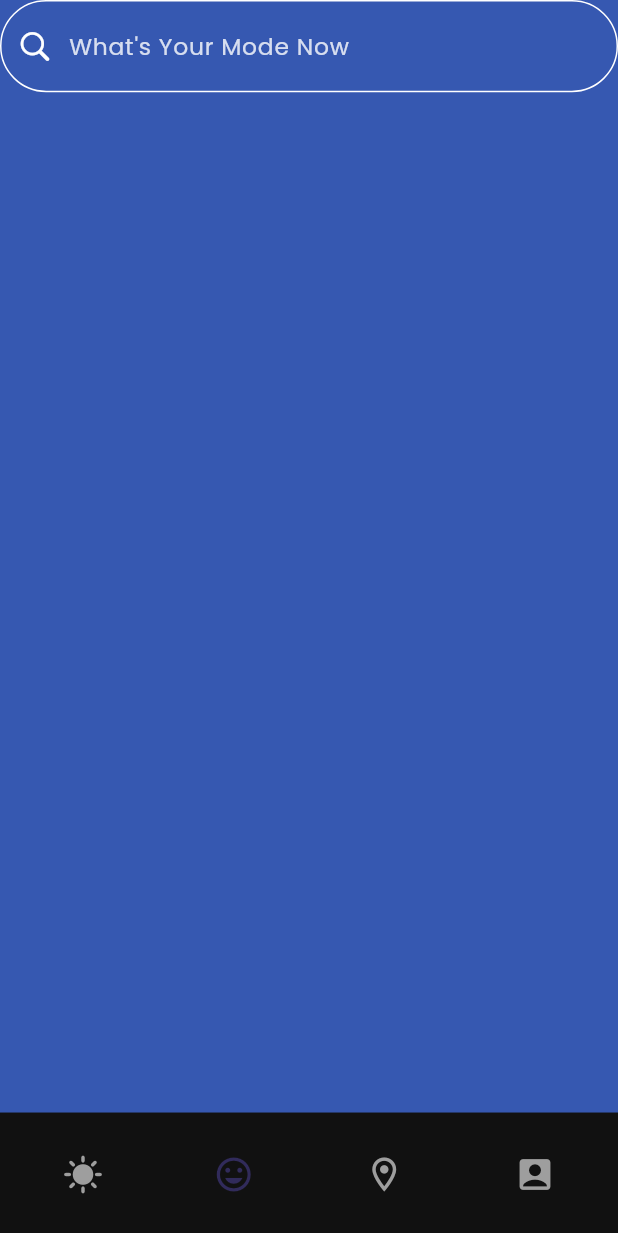
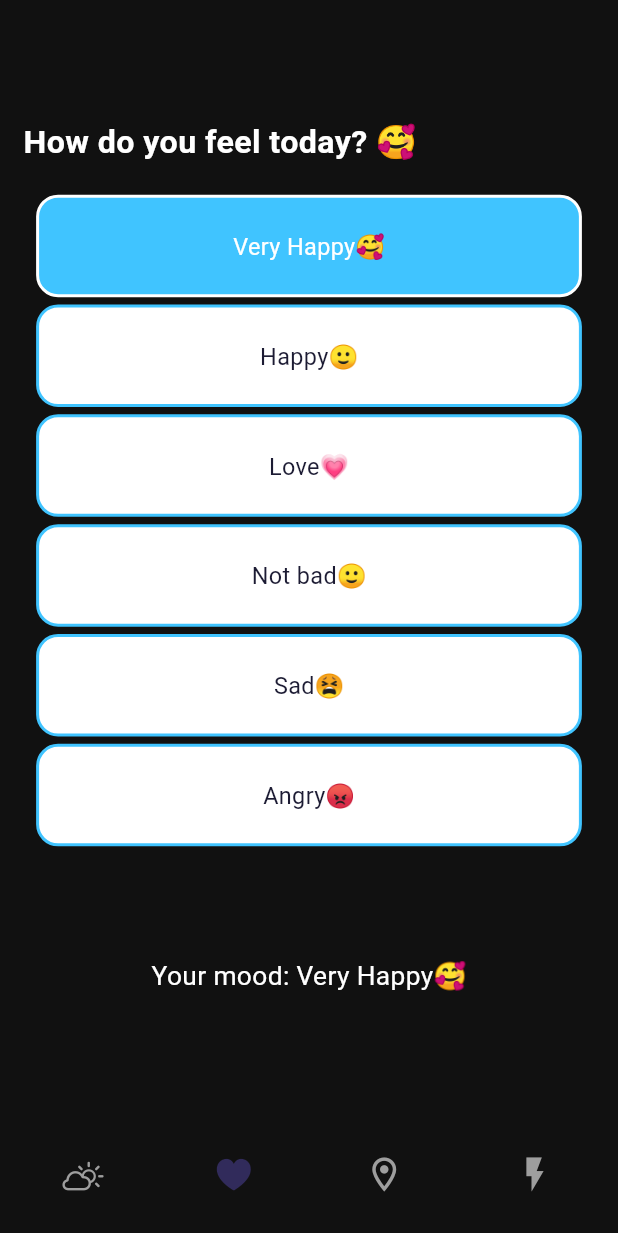
Before and after one commit to fathyyoussef1310/WeatherApp, a Flutter app: the Layoutscreen screen opened by its route, item 2 of the bottom bar chosen, on a phone screen of 412 x 824 dp. Shown: the top 1233 px of the screen. Run offline on Flutter 3.47's test engine with Material 3 defaults, Android fonts, the phone set to English and light mode, and no system bars; our stand-ins replace flutter_bloc, flutter_screenutil, geolocator, google_fonts, google_maps_flutter, location and 1 more; Roboto replaces fonts that are missing (Abel).

```diff
--- a/lib/Core/ColorsManager.dart
+++ b/lib/Core/ColorsManager.dart
@@ -9,6 +9,7 @@ class ColorsManager {
   static const Color darkSecondary = Color(0xffEBEBF5);
   static const Color darkTertiary = Color(0xffEBEBF5);
   static const Color darkQuaternary = Color(0xffEBEBF5);
+  static const Color red = Colors.red;
   static const List<Color> linearGradient1 = [
     Color(0xff2E335A),
     Color(0xff1C1B33),
--- a/lib/Core/RoutesManager.dart
+++ b/lib/Core/RoutesManager.dart
@@ -28,7 +28,7 @@ class RoutesManager{
       case moode:
         return CupertinoPageRoute(builder: (_)=> Moodescreen());
       case map:
-        return CupertinoPageRoute(builder: (_)=> MapScreen());
+        return CupertinoPageRoute(builder: (_)=> MapSample());
       case profile:
         return CupertinoPageRoute(builder: (_)=> Profile());
     }
--- /dev/null
+++ b/lib/Core/Widgets/MoodsWidgets.dart
@@ -0,0 +1,35 @@
+import 'package:flutter/cupertino.dart';
+import 'package:flutter/material.dart';
+import 'package:flutter_screenutil/flutter_screenutil.dart';
+import 'package:google_fonts/google_fonts.dart';
+import 'package:weatherapp/Core/ColorsManager.dart';
+
+class Moodswidgets extends StatelessWidget {
+  const Moodswidgets({
+    super.key,
+    required this.text,
+    this.isSelected = false,
+  });
+
+  final String text;
+  final bool isSelected;
+
+  @override
+  Widget build(BuildContext context) {
+    return Container(
+      width: 160.w,
+      height: 70.h,
+      alignment: Alignment.center,
+      margin: EdgeInsets.symmetric(horizontal: 8.w),
+      decoration: BoxDecoration(
+        color: isSelected ? Colors.lightBlueAccent : ColorsManager.white,
+        border: Border.all(color: isSelected ? Colors.white : Colors.lightBlueAccent,
+          width: 2,
+        ),
+        borderRadius: BorderRadius.circular(15.r),
+      ),
+      child: Text(text, style: GoogleFonts.abel(color: !isSelected? ColorsManager.linearGradient1.last: ColorsManager.white, fontSize: 16.sp,),
+      ),
+    );
+  }
+}
--- a/lib/Logic/Weatherdata/WeatherState.dart
+++ b/lib/Logic/Weatherdata/WeatherState.dart
@@ -1,26 +1,30 @@
 import 'package:flutter_bloc/flutter_bloc.dart';
 import 'package:weatherapp/Data/User_Repo.dart';
-abstract class WeatherState {}
-class WeatherInitial extends WeatherState {}
-class WeatherLoading extends WeatherState {}
-class WeatherLoaded extends WeatherState {
-  final Map<String, dynamic> data;
-  WeatherLoaded(this.data);
+import 'package:weatherapp/Data/Weathe_response.dart';
+
+abstract class WeatherState{
+
 }
-class WeatherError extends WeatherState {
-  final String error;
-  WeatherError(this.error);
+class WeatherError extends WeatherState{
+  String message;
+  WeatherError({required this.message});
 }
-class WeatherCubit extends Cubit<WeatherState> {
-  final weatherrepo repo;
-  WeatherCubit(this.repo) : super(WeatherInitial());
-  Future<void> getData(String city) async {
-    emit(WeatherLoading());
-    try {
-      final data = await repo.Fetchdata(city);
-      emit(WeatherLoaded(data));
-    } catch (e) {
-      emit(WeatherError("Error loading data: $e"));
+class WeatherInital extends WeatherState{}
+class Weatherloading extends WeatherState{
+  Map<String,dynamic>data;
+  Weatherloading({required this.data});
+}
+class WeatherLoaded extends WeatherState{}
+class WeatherCubit extends Cubit<WeatherState>{
+  final weatherRepo repo;
+  WeatherCubit(this.repo):super(WeatherInital());
+  Future<void>getData(String city)async{
+    emit(WeatherLoaded());
+    try{
+      final ans= await repo.fetchData(city);
+      emit(Weatherloading(data: ans));
+    }catch(e){
+      emit(WeatherError(message: 'Error'));
     }
   }
 }
--- a/lib/Ui/Features/LayoutScreen.dart
+++ b/lib/Ui/Features/LayoutScreen.dart
@@ -1,3 +1,4 @@
+import 'package:flutter/cupertino.dart';
 import 'package:flutter/material.dart';
 import 'package:flutter_screenutil/flutter_screenutil.dart';
 import 'package:weatherapp/Core/ColorsManager.dart';
@@ -19,7 +20,7 @@ class _LayoutscreenState extends State<Layoutscreen> {
   final List<Widget> screens = [
     Homescreen(),
     Moodescreen(),
-    MapScreen(),
+    MapSample(),
     Profile(),
   ];
 
@@ -39,10 +40,10 @@ class _LayoutscreenState extends State<Layoutscreen> {
           child: Row(
             mainAxisAlignment: MainAxisAlignment.spaceAround,
             children: [
-              _buildIcon(Icons.sunny, 0),
-              _buildIcon(Icons.mood, 1),
+              _buildIcon(CupertinoIcons.cloud_sun, 0),
+              _buildIcon(CupertinoIcons.heart_solid, 1),
               _buildIcon(Icons.location_on_outlined, 2),
-              _buildIcon(Icons.account_box, 3),
+              _buildIcon(Icons.flash_on_sharp, 3),
             ],
           ),
         ),
--- a/lib/Ui/Features/Mode/moodeScreen.dart
+++ b/lib/Ui/Features/Mode/moodeScreen.dart
@@ -1,9 +1,20 @@
 import 'package:flutter/material.dart';
+import 'package:flutter_screenutil/flutter_screenutil.dart';
 import 'package:weatherapp/Core/ColorsManager.dart';
-import 'package:weatherapp/Core/Widgets/SearchWidget.dart';
+import 'package:weatherapp/Core/Widgets/MoodsWidgets.dart';
 
 class Moodescreen extends StatefulWidget {
-  const Moodescreen({super.key});
+  Moodescreen({super.key});
+  final List<String> feelings = [
+    'Very Happy🥰',
+    'Happy🙂',
+    'Love💗',
+    'Not bad🙂',
+    'Sad😫',
+    'Angry😡',
+  ];
+
+  int Cindex = 0;
 
   @override
   State<Moodescreen> createState() => _MoodescreenState();
@@ -13,14 +24,45 @@ class _MoodescreenState extends State<Moodescreen> {
   @override
   Widget build(BuildContext context) {
     return Scaffold(
-      backgroundColor: ColorsManager.radialGradient.first,
+      backgroundColor: ColorsManager.black,
       body: SafeArea(
-        child: Column(
-          children: [
-            SearchWidgetWeather(text: "What's Your Mode Now ",),
-          ],
+        child: Padding(
+          padding: REdgeInsets.all(16.0),
+          child: Column(
+            mainAxisAlignment: MainAxisAlignment.center,
+              crossAxisAlignment: CrossAxisAlignment.start,
+              children: [
+                Text("How do you feel today? 🥰", style: TextStyle(color: ColorsManager.white, fontSize: 22.sp, fontWeight: FontWeight.bold,),),
+                SizedBox(height: 20.h),
+                _buildMoodList(),
+                SizedBox(height: 20.h),
+                Center(child: Text("Your mood: ${widget.feelings[widget.Cindex]}", style: TextStyle(color: ColorsManager.white, fontSize: 18.sp,),),),
+              ],
+            ),
         ),
       ),
     );
   }
+
+  Widget _buildMoodList() {
+    return SizedBox(
+      height: 500.h,
+      width: double.infinity,
+      child: ListView.separated(
+        scrollDirection: Axis.vertical,
+        itemCount: widget.feelings.length,
+        itemBuilder: (context,index){
+          bool isSelected = widget.Cindex == index;
+          return GestureDetector(
+            onTap:(){
+              setState(() {
+                widget.Cindex=index;
+              });
+            },
+            child: Moodswidgets(text: widget.feelings[index],isSelected: isSelected,),
+          );
+        }, separatorBuilder: (BuildContext context, int index) => SizedBox(height: 5.h,),
+      ),
+    );
+  }
 }
--- a/lib/main.dart
+++ b/lib/main.dart
@@ -6,7 +6,7 @@ import 'package:weatherapp/Data/User_Repo.dart';
 import 'package:weatherapp/Logic/Weatherdata/WeatherState.dart';
 
 void main() {
-  runApp(BlocProvider(create: (context) => WeatherCubit(weatherrepo()), child: const MyApp(),),);
+  runApp(BlocProvider(create: (context) => WeatherCubit(weatherRepo()), child: const MyApp(),),);
 }
 
 class MyApp extends StatelessWidget {
--- a/pubspec.yaml
+++ b/pubspec.yaml
@@ -17,9 +17,11 @@ dependencies:
   google_fonts: ^6.2.1
   lottie: ^3.3.1
   intl: ^0.19.0
-  geolocator: ^11.1.0
+  geolocator: ^14.0.2
   geocoding: ^3.0.0
   flutter_bloc: ^9.1.1
+  location: ^8.0.1
+  google_maps_flutter: ^2.14.0
 
 dev_dependencies:
   flutter_test:
```
Also changed, not shown: lib/Data/User_Repo.dart (+8 -8 lines), lib/Ui/Features/Home/HomeScreen.dart (+30 -34 lines), lib/Ui/Features/Map/Map.dart (+38 -9 lines), lib/manager/app_manager.dart (added, +43 -0 lines), pubspec.lock, 5 other files.
